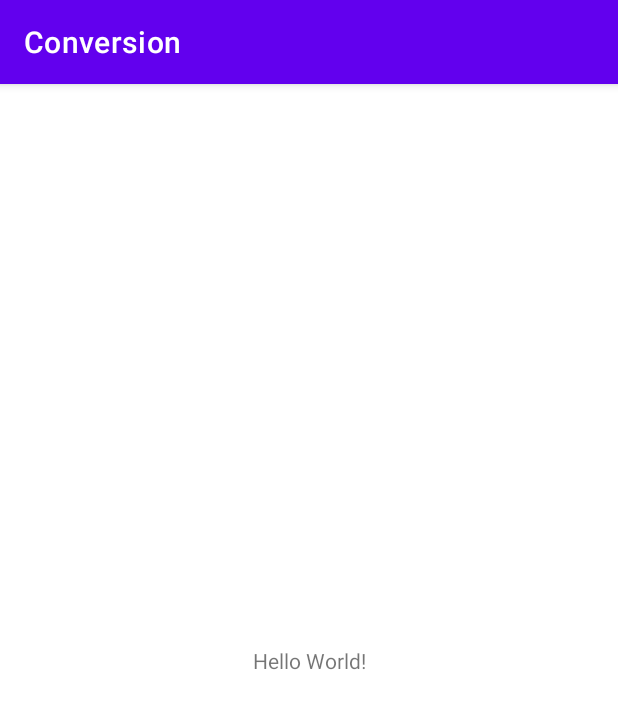
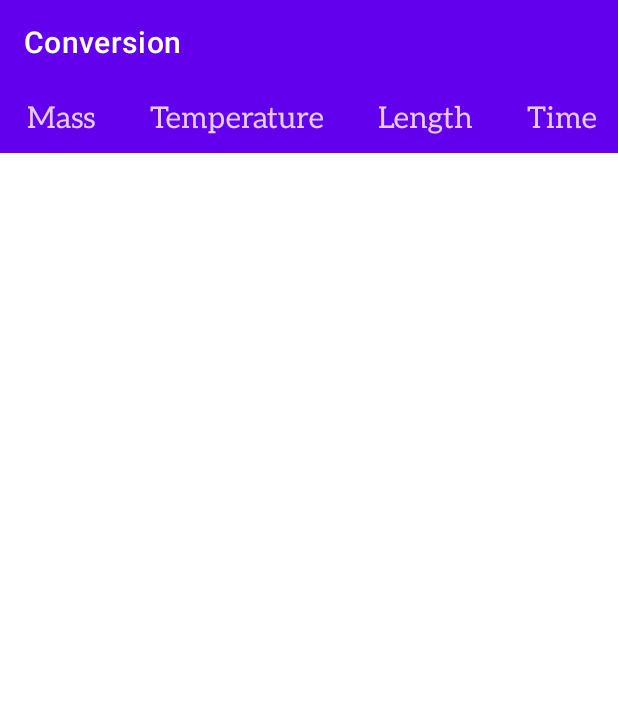
Before and after one commit to AryamanPatra/AscentAcademy_Unit_Converter_App, an Android app: the screen it shows after launch (MainActivity), on a phone screen of 412 x 824 dp. Shown: the top 709 px of the screen. Run offline under Robolectric (Android 15) with nearby library versions, the phone set to English and light mode, and no system bars.

Commit message:
Added to horizontal scroll bar

```diff
--- a/app/src/main/java/com/example/ascentacademy_unit_converter_app/MainActivity.java
+++ b/app/src/main/java/com/example/ascentacademy_unit_converter_app/MainActivity.java
@@ -13,5 +13,7 @@ public class MainActivity extends AppCompatActivity {
         super.onCreate(savedInstanceState);
         setContentView(R.layout.activity_main);
         Objects.requireNonNull(getSupportActionBar()).setTitle(R.string.app_name);
+        getSupportActionBar().setElevation(0);
+
     }
 }
--- a/app/src/main/res/layout/activity_main.xml
+++ b/app/src/main/res/layout/activity_main.xml
@@ -6,13 +6,93 @@
     android:layout_height="match_parent"
     tools:context=".MainActivity">
 
-    <TextView
-        android:layout_width="wrap_content"
+
+    <HorizontalScrollView
+        android:id="@+id/horizontalScrollView"
+        android:layout_width="match_parent"
         android:layout_height="wrap_content"
-        android:text="Hello World!"
-        app:layout_constraintBottom_toBottomOf="parent"
-        app:layout_constraintEnd_toEndOf="parent"
-        app:layout_constraintStart_toStartOf="parent"
-        app:layout_constraintTop_toTopOf="parent" />
+        android:fadeScrollbars="true"
+        android:scrollbars="none"
+        app:layout_constraintTop_toTopOf="parent">
 
+        <LinearLayout
+            android:layout_width="wrap_content"
+            android:layout_height="wrap_content"
+            android:orientation="horizontal">
+
+            <TextView
+                android:id="@+id/textView"
+                android:layout_width="wrap_content"
+                android:layout_height="wrap_content"
+                android:layout_weight="1"
+                android:background="@color/purple_500"
+                android:fontFamily="@font/aleo"
+                android:gravity="center"
+                android:maxLines="1"
+                android:paddingHorizontal="18dp"
+                android:paddingVertical="10dp"
+                android:text="@string/mass"
+                android:textColor="@color/purple_100"
+                android:textSize="20sp" />
+
+            <TextView
+                android:id="@+id/textViewTemperature"
+                android:layout_width="wrap_content"
+                android:layout_height="wrap_content"
+                android:layout_weight="1"
+                android:background="@color/purple_500"
+                android:fontFamily="@font/aleo"
+                android:gravity="center"
+                android:maxLines="1"
+                android:paddingHorizontal="18dp"
+                android:paddingVertical="10dp"
+                android:text="@string/temp"
+                android:textColor="@color/purple_100"
+                android:textSize="20sp" />
+
+            <TextView
+                android:id="@+id/textViewLength"
+                android:layout_width="wrap_content"
+                android:layout_height="wrap_content"
+                android:layout_weight="1"
+                android:background="@color/purple_500"
+                android:fontFamily="@font/aleo"
+                android:gravity="center"
+                android:maxLines="1"
+                android:paddingHorizontal="18dp"
+                android:paddingVertical="10dp"
+                android:text="@string/length"
+                android:textColor="@color/purple_100"
+                android:textSize="20sp" />
+
+            <TextView
+                android:id="@+id/textViewTime"
+                android:layout_width="wrap_content"
+                android:layout_height="wrap_content"
+                android:layout_weight="1"
+                android:background="@color/purple_500"
+                android:fontFamily="@font/aleo"
+                android:gravity="center"
+                android:paddingHorizontal="18dp"
+                android:paddingVertical="10dp"
+                android:text="@string/time"
+                android:textColor="@color/purple_100"
+                android:textSize="20sp" />
+
+            <TextView
+                android:id="@+id/textViewData"
+                android:layout_width="wrap_content"
+                android:layout_height="wrap_content"
+                android:layout_weight="1"
+                android:background="@color/purple_500"
+                android:fontFamily="@font/aleo"
+                android:gravity="center"
+                android:paddingHorizontal="18dp"
+                android:paddingVertical="10dp"
+                android:text="@string/data"
+                android:textColor="@color/purple_100"
+                android:textSize="20sp" />
+
+        </LinearLayout>
+    </HorizontalScrollView>
 </androidx.constraintlayout.widget.ConstraintLayout>
--- a/app/src/main/res/values/colors.xml
+++ b/app/src/main/res/values/colors.xml
@@ -1,5 +1,6 @@
 <?xml version="1.0" encoding="utf-8"?>
 <resources>
+    <color name="purple_100">#e5ccff</color>
     <color name="purple_200">#FFBB86FC</color>
     <color name="purple_500">#FF6200EE</color>
     <color name="purple_700">#FF3700B3</color>
--- a/app/src/main/res/values/strings.xml
+++ b/app/src/main/res/values/strings.xml
@@ -1,3 +1,8 @@
 <resources>
     <string name="app_name">Conversion</string>
+    <string name="mass">Mass</string>
+    <string name="temp">Temperature</string>
+    <string name="length">Length</string>
+    <string name="time">Time</string>
+    <string name="data">Data</string>
 </resources>
```
Also changed, not shown: app/src/main/res/font/aleo.ttf (added).
